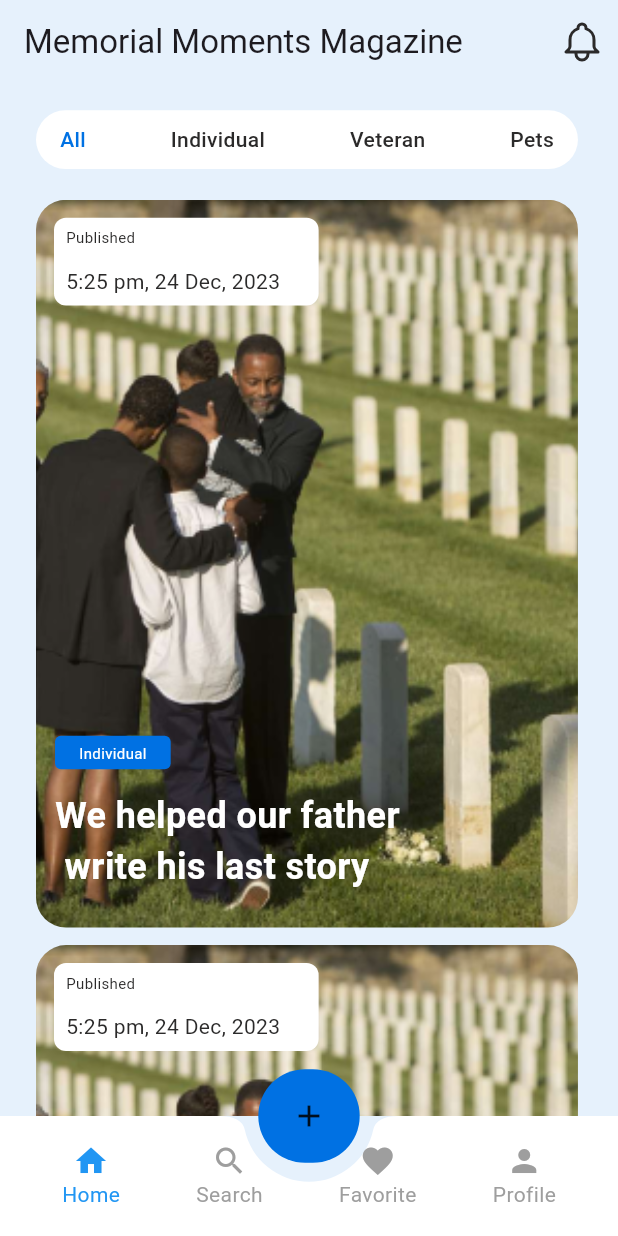
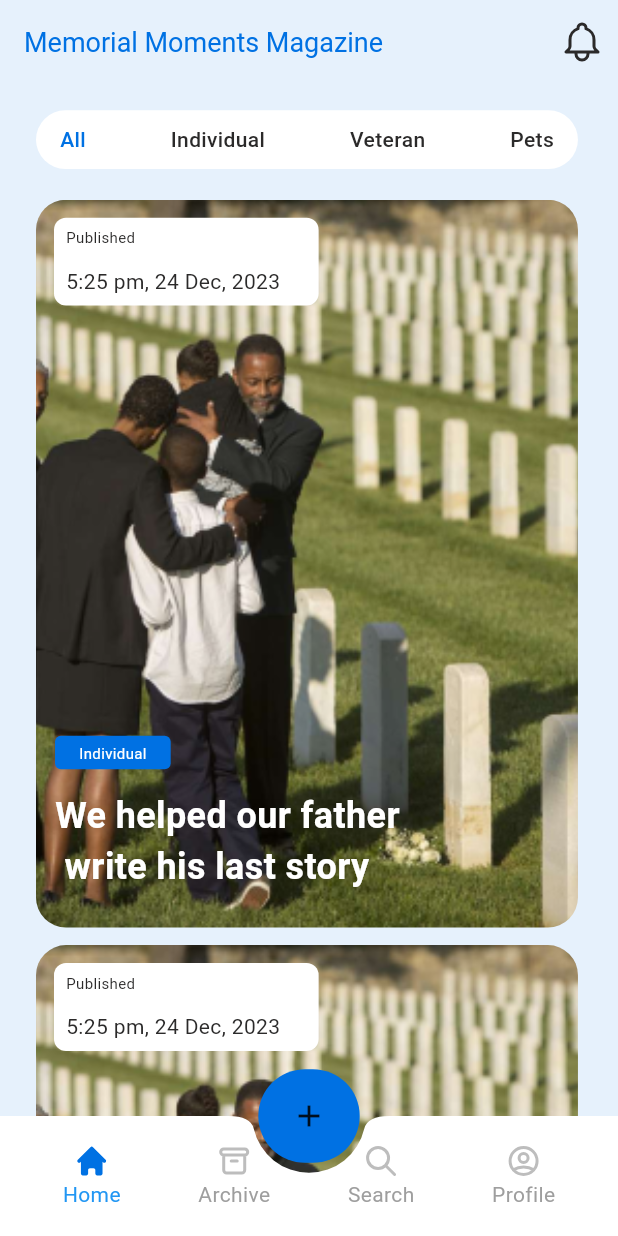
Before and after one commit to sagorahamed1/Memorial_Moments, a Flutter app: the screen it shows after launch, on a phone screen of 412 x 824 dp. Run offline on Flutter 3.47's test engine with Material 3 defaults, Android fonts, the phone set to English and light mode, and no system bars; our stand-ins replace flutter_screenutil, flutter_svg, get, google_fonts; Roboto replaces fonts that are missing (Parisienne).

Commit message:
home section complete

```diff
--- a/lib/main.dart
+++ b/lib/main.dart
@@ -1,7 +1,8 @@
 import 'package:flutter/material.dart';
 import 'package:flutter_screenutil/flutter_screenutil.dart';
+import 'package:get/get.dart';
 import 'package:memorial/utils/app_colors.dart';
-
+import 'routes/app_routes.dart';
 import 'views/screens/home/home_screen.dart';
 
 
@@ -13,7 +14,7 @@ class MyApp extends StatelessWidget {
   @override
   Widget build(BuildContext context) {
     return ScreenUtilInit(
-      builder: (context, child) => MaterialApp(
+      builder: (context, child) => GetMaterialApp(
         debugShowCheckedModeBanner: false,
         theme: ThemeData(
           // primarySwatch: Colors.blue,
@@ -21,8 +22,11 @@ class MyApp extends StatelessWidget {
         ),
          // home: MyHomePage(),
         home: HomeScreen(),
+        getPages: AppRoutes.Routes(),
+
       ),
       designSize: Size(390, 844),
+
     );
   }
 }
--- /dev/null
+++ b/lib/routes/app_routes.dart
@@ -0,0 +1,18 @@
+import 'package:get/get.dart';
+import 'package:memorial/views/screens/home/home_screen.dart';
+import 'package:memorial/views/screens/notification/notification_screen.dart';
+import 'package:memorial/views/screens/splash/splash_screen.dart';
+
+class AppRoutes{
+  static const String splashScreen = "/splashScreen";
+  static const String homeScreen = "/homeScreen";
+  static const String notificationScreen = "/notificationScreen";
+
+
+  static List <GetPage> Routes ()=>[
+    GetPage(name: AppRoutes.splashScreen, page: ()=>SplashScreen()),
+    GetPage(name: AppRoutes.homeScreen, page: ()=>HomeScreen()),
+    GetPage(name: AppRoutes.notificationScreen, page: ()=>NotificationScreen())
+  ];
+
+}
--- a/lib/utils/app_constants.dart
+++ b/lib/utils/app_constants.dart
@@ -9,8 +9,16 @@ class AppConstants {
   static const String published = "Published";
   static const String date1 = "5:25 pm, 24 Dec, 2023";
   static const String description = "We helped our father\n write his last story";
+  static const String home = "Home";
+  static const String archive = "Archive";
+  static const String search = "Search";
+  static const String profile = "Profile";
 
 
   ///--------------------Notification screen---------------->
   static const String notification = "Notification";
+  static const String notificationTitle1 = "Your story has been approved.";
+  static const String notificationTime1 = "Fri, 12:30pm";
+  static const String notificationTitle2 = "Welcome to the Memorial Moments App.";
+  static const String notificationTime2 = "Fri, 12:30pm";
 }
--- a/lib/utils/app_icons.dart
+++ b/lib/utils/app_icons.dart
@@ -1,4 +1,10 @@
 class appIcons {
   static const String basePath = "assets/icons";
-  static const String notification = "$basePath/notification.svg";
+  static const String plus = "$basePath/plus.svg";
+  static const String circle = "$basePath/user-circle.svg";
+  static const String search = "$basePath/search.svg";
+  static const String archive = "$basePath/archive.svg";
+  static const String home = "$basePath/home.svg";
+  static const notification = "assets/icons/notification.svg";
+  static const back_arrow = "assets/icons/back_arrow.svg";
 }
--- a/lib/utils/app_image.dart
+++ /dev/null
@@ -1,4 +0,0 @@
-class appImages{
-  /// ---------------home screen-------------------->
-  static const String Rectangle374 = "assets/images/Rectangle374.png";
-}
--- a/lib/utils/app_images.dart
+++ b/lib/utils/app_images.dart
@@ -1,6 +1,6 @@
-class AppImages{
+class appImages{
+  /// ---------------home screen-------------------->
   static const String basePath = "assets/images";
+  static const String Rectangle374 = "$basePath/Rectangle374.png";
   static const String appLogo = "$basePath/applogo.png";
-
-
 }
--- a/lib/views/screens/home/controller/bottom_nav_controller.dart
+++ b/lib/views/screens/home/controller/bottom_nav_controller.dart
@@ -1,12 +1,14 @@
 import 'package:flutter/material.dart';
 import 'package:get/get.dart';
+import 'package:memorial/utils/app_constants.dart';
+import 'package:memorial/utils/app_icons.dart';
 
 class BottomNavController extends GetxController{
   int bottomNavIndex = 0;
   List<Map<String, dynamic>> iconList = [
-    {'icon': Icons.home, 'label': 'Home'},
-    {'icon': Icons.search, 'label': 'Search'},
-    {'icon': Icons.favorite, 'label': 'Favorite'},
-    {'icon': Icons.person, 'label': 'Profile'},
+    {'icon': appIcons.home, 'label': AppConstants.home},
+    {'icon': appIcons.archive, 'label': AppConstants.archive},
+    {'icon': appIcons.search, 'label': AppConstants.search},
+    {'icon': appIcons.circle, 'label': AppConstants.profile},
   ];
 }
--- a/lib/views/screens/home/home_screen.dart
+++ b/lib/views/screens/home/home_screen.dart
@@ -2,16 +2,16 @@ import 'package:flutter/material.dart';
 import 'package:flutter_screenutil/flutter_screenutil.dart';
 import 'package:flutter_svg/flutter_svg.dart';
 import 'package:get/get.dart';
+import 'package:google_fonts/google_fonts.dart';
+import 'package:memorial/routes/app_routes.dart';
 import 'package:memorial/utils/app_colors.dart';
 import 'package:memorial/utils/app_constants.dart';
-import 'package:memorial/utils/app_image.dart';
-import 'package:memorial/utils/icons.dart';
+import 'package:memorial/utils/app_icons.dart';
+import 'package:memorial/utils/app_images.dart';
 import 'package:memorial/views/screens/home/controller/bottom_nav_controller.dart';
-import 'package:memorial/views/screens/notification/notification_screen.dart';
 import 'package:memorial/views/widgets/custom_text.dart';
+import '../../../utils/dimensions.dart';
 
-import '../../../utils/dimensions.dart';
-import '../../../utils/dimensions.dart';
 
 class HomeScreen extends StatelessWidget {
    HomeScreen({super.key});
@@ -22,22 +22,31 @@ class HomeScreen extends StatelessWidget {
   Widget build(BuildContext context) {
     int _bottomNavIndex = 0;
     return Scaffold(
+      extendBody: true,
+
+
+      ///-----------------------this is app bar--------------------------->
       appBar: AppBar(
         backgroundColor: AppColors.bgColors,
-        title: CustomText(text: AppConstants.memorialMoments),
+        title: Text(
+          AppConstants.memorialMoments,
+          style: GoogleFonts.parisienne(
+            color: const Color(0xFF0071E3),
+            fontWeight: FontWeight.w400,
+            fontSize: Dimensions.fontSizeExtraLarge
+          ),
+        ),
         actions: [
           IconButton(
               onPressed: () {
-                Navigator.push(context, MaterialPageRoute(builder: (context)=>NotificationScreen()));
+                Get.toNamed(AppRoutes.notificationScreen);
               }, icon: SvgPicture.asset(appIcons.notification))
         ],
       ),
 
 
 
-
-
-
+      ///-----------------------this is bottom nav bar------------------------>
       floatingActionButton: Container(
         height: 64.h,
         width: 64.w,
@@ -50,7 +59,6 @@ class HomeScreen extends StatelessWidget {
       floatingActionButtonLocation: FloatingActionButtonLocation.centerDocked,
       bottomNavigationBar: BottomAppBar(
         shape: CircularNotchedRectangle(),
-        notchMargin: 10,
         color: AppColors.white,
         child: Container(
           height: 60,
@@ -68,10 +76,11 @@ class HomeScreen extends StatelessWidget {
                   child: Column(
                     mainAxisSize: MainAxisSize.min,
                     children: [
-                      Icon(controller.iconList[index]['icon'],
-                          color: _bottomNavIndex == index
-                              ? Colors.blue
-                              : Colors.grey),
+                      SvgPicture.asset(controller.iconList[index]['icon'],
+                          // color: _bottomNavIndex == index
+                          //     ? Colors.blue
+                          //     : Colors.grey
+                      ),
                       Text(
                         controller.iconList[index]['label'],
                         style: TextStyle(
@@ -91,18 +100,7 @@ class HomeScreen extends StatelessWidget {
 
 
 
-
-
-
-
-
-
-
-
-
-
-
-
+      ///------------------this is body--------------------------------->
       body: SingleChildScrollView(
         child: Padding(
           padding: EdgeInsets.symmetric(
@@ -112,7 +110,26 @@ class HomeScreen extends StatelessWidget {
               SizedBox(
                 height: 18.h,
               ),
-              Container(
+              _headerSection(),
+              SizedBox(
+                height: 21.h,
+              ),
+              _publishPostSection(),
+              SizedBox(
+                height: 12.h,
+              ),
+              _publishPostSection(),
+            ],
+          ),
+        ),
+      ),
+    );
+  }
+
+
+  ///--------------------------this is header section---------------------->
+  Container _headerSection() {
+    return Container(
               padding: EdgeInsets.only(right: 16, left: 16),
               height: 40.h,
               width: 342.w,
@@ -149,21 +166,9 @@ class HomeScreen extends StatelessWidget {
                   ),
                 ],
               ),
-              ),
-              SizedBox(
-                height: 21.h,
-              ),
-              _publishPostSection(),
-              SizedBox(
-                height: 12.h,
-              ),
-              _publishPostSection(),
-            ],
-          ),
-        ),
-      ),
             );
   }
+
 
 
   ///<----------------this is published post widget----------------->>
--- a/lib/views/screens/splash/splash_screen.dart
+++ b/lib/views/screens/splash/splash_screen.dart
@@ -16,7 +16,7 @@ class SplashScreen extends StatelessWidget {
             Container(
               width: 45,
               height: 60,
-              child: Image.asset(AppImages.appLogo),
+              child: Image.asset(appImages.appLogo),
             ),
             Text(
               AppConstants.memorialMoments,
--- a/pubspec.yaml
+++ b/pubspec.yaml
@@ -19,7 +19,7 @@ publish_to: 'none' # Remove this line if you wish to publish to pub.dev
 version: 1.0.0+1
 
 environment:
-  sdk: '>=3.2.4 <4.0.0'
+  sdk: '>=3.2.3 <4.0.0'
 
 # Dependencies specify other packages that your package needs in order to work.
 # To automatically upgrade your package dependencies to the latest versions
```
Also changed, not shown: lib/views/screens/notification/notification_screen.dart (+81 -6 lines), assets/icons/archive.svg (added), assets/icons/home.svg (added), assets/icons/plus.svg (added), assets/icons/search.svg (added), assets/icons/user-circle.svg (added), pubspec.lock. Lines whose indentation alone changed are shown as unchanged.
